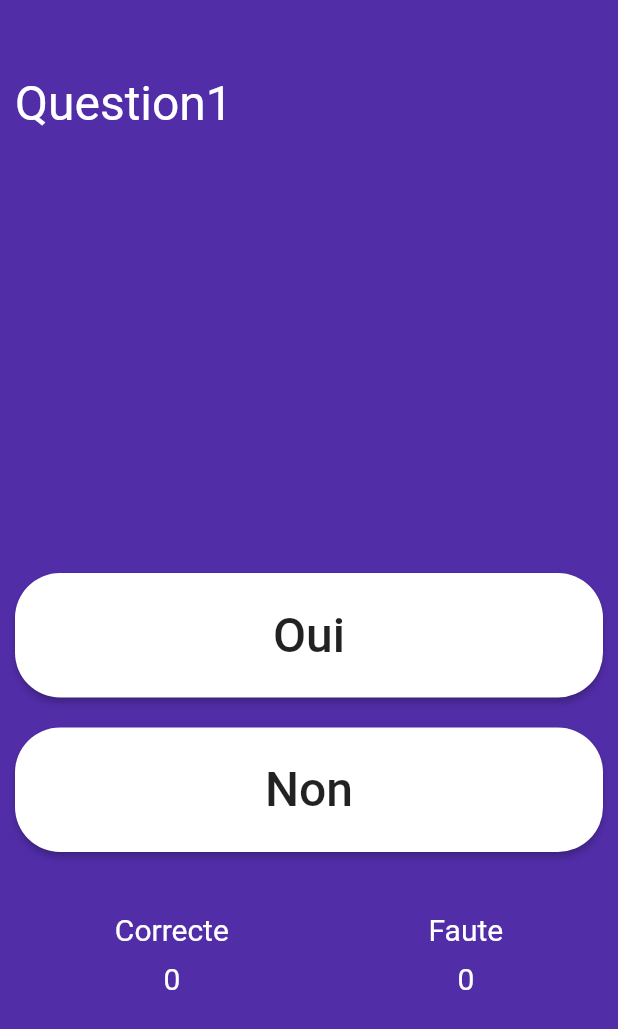
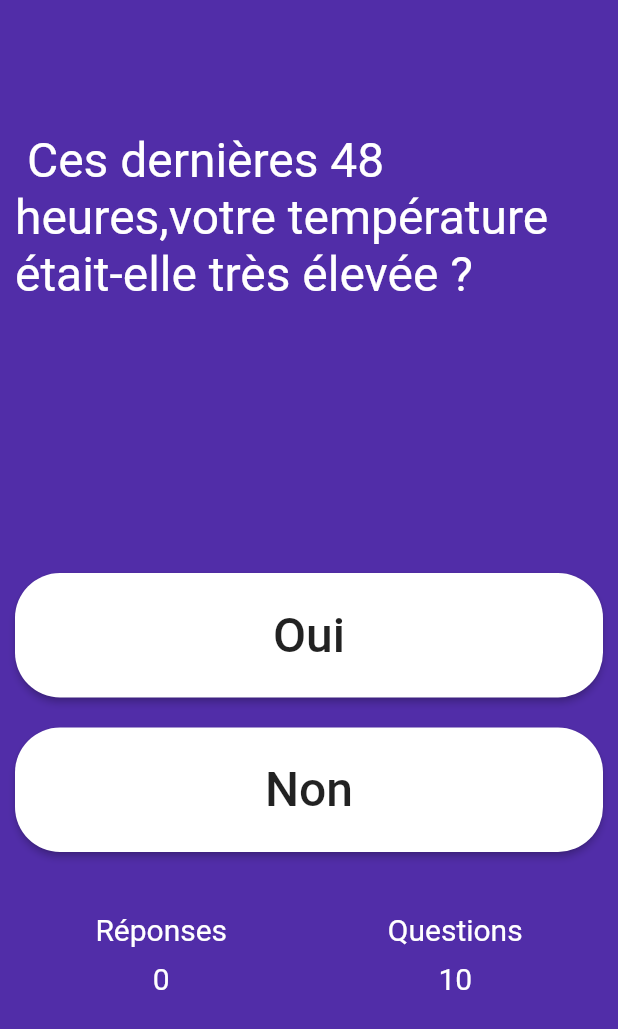
Before and after one commit to NouhailaDerbal/covid_ensa, a Flutter app: the QuizPage screen opened directly, on a phone screen of 412 x 824 dp. Shown: the top 1029 px of the screen. Run offline on Flutter 3.47's test engine with Material 2 defaults, Android fonts, the phone set to English and light mode, and no system bars; our stand-ins replace carousel_pro, charts_flutter, cloud_firestore, firebase_auth, flutter_svg and 1 more; missing offline and left inert: dart:ffi; accounts and stored records are empty; Roboto replaces fonts that are missing (Ubunto).

Commit message:
Questionnaire_firebase

```diff
--- a/lib/pages/question_page.dart
+++ b/lib/pages/question_page.dart
@@ -1,6 +1,7 @@
 import 'package:covidensa/pages/questions.dart';
 import 'package:flutter/cupertino.dart';
 import 'package:flutter/material.dart';
+import 'package:covidensa/services/database.dart';
 
 class QuestionsPage extends StatefulWidget {
   @override
@@ -9,19 +10,23 @@ class QuestionsPage extends StatefulWidget {
 
 class _QuestionsPageState extends State<QuestionsPage> {
 
+  DatabaseService db= new DatabaseService.authen();
+
   int currentQuestion = 0; // had variable howa ch7al man question jawbna 3lih l7ad ssa3a  li kibda bi 0 o kiybda ytzad
   int score = 0; // had variable howa resultat h7ta hiya kitabda bi 0 o kitbada tzad
   int correctCounter = 0; // hnya compteur li kiy7ssab ch7a man Question ss7i7a
-  int wrongCounter = 0; // hanaya compteur li kiy7ssab ch7al mman question khata2e
+  String resultat = ''; //affichage du resultat
+  int wrongCounter = 10; // hanaya compteur li kiy7ssab ch7al mman question khata2e
   bool quizCompleted = false;  // had variable dyal kintisstiw bih wach quiz sala ola nn bach manb9awch kindoro fi boucle infini
   void nextQuestion(bool answer, BuildContext context) {
     setState(() {
       if (!quizCompleted) {
+        wrongCounter--;
+        correctCounter++;
         if (questions[currentQuestion].answer == answer) {
-          correctCounter++;
           score += 1;
         } else {
-          wrongCounter++;
+
         }
       }
 
@@ -35,13 +40,22 @@ class _QuestionsPageState extends State<QuestionsPage> {
   }
 
   void showResults(BuildContext context) {
+    if(score <=2 ){
+      resultat='Votre état ne semble pas préoccupant ou ne relève probablement pas du COVID 19.';
+    }
+    if (score>=3 && score<7 ) {
+        resultat = 'Vous êtes susceptible d être infecté,continuez à appliquer les gestes barrières, surveillez la température deux fois par jour et consultez un medecin si ça continue';
+      }
+    if (score <= 10 && score >=7) {
+        resultat = 'Votre situation peut relever d’un COVID 19. Vos symptômes nécessitent une prise en charge rapide.';
+      }
     showDialog(
         context: context,
         barrierDismissible: false,
         builder: (BuildContext context) {
           return AlertDialog(
             title: Text(
-              'Fin du Quiz',
+              'Fin du diagnostique',
               style: TextStyle(fontSize: 32.0),
               textAlign: TextAlign.center,
             ),
@@ -50,29 +64,27 @@ class _QuestionsPageState extends State<QuestionsPage> {
               child: Column(
                 children: <Widget>[
                   Icon(
-                    Icons.tag_faces,
+                    Icons.ac_unit,
                     size: 52.0,
                   ),
                   SizedBox(
-                    height: 20.0,
-                  ),
-                  Text('Merci pour votre participation'),
-                  SizedBox(
                     height: 10.0,
                   ),
-                  Text(' Votre résultat est : ($score) ')
+                  Text('$resultat ')
                 ],
               ),
             ),
             actions: <Widget>[
               FlatButton(
-                child: Text('Réinitialiser'),
+                child: Text('Tester une autre fois ' 'hhhhhhhhhhh'),
                 onPressed: () {
                   setState(() {
+                  db.editUser( score);
+
                     quizCompleted = false;
                     score = 0;
                     currentQuestion = 0;
-                    wrongCounter = 0;
+                    wrongCounter = 10;
                     correctCounter = 0;
                   });
                   Navigator.of(context).pop();
@@ -144,7 +156,7 @@ class _QuestionsPageState extends State<QuestionsPage> {
               Column(
                 children: <Widget>[
                   Text(
-                    'Correcte',
+                    'Réponses',
                     style: TextStyle(
                       color: Colors.white,
                       fontSize: 20.0,
@@ -165,7 +177,7 @@ class _QuestionsPageState extends State<QuestionsPage> {
               Column(
                 children: <Widget>[
                   Text(
-                    'Faute',
+                    'Questions',
                     style: TextStyle(
                       color: Colors.white,
                       fontSize: 20.0,
--- a/lib/pages/questions.dart
+++ b/lib/pages/questions.dart
@@ -5,14 +5,14 @@
 import 'package:covidensa/pages/question.dart';
 
 List<Question> questions = [
-  Question(text: 'Question1', answer: true),
-  Question(text: 'Question2', answer: true),
-  Question(text: 'Question3', answer: true),
-  Question(text: 'Question4', answer: true),
-  Question(text: 'Question5', answer: true),
-  Question(text: 'Question6', answer: true),
-  Question(text: 'Question7', answer: true),
-  Question(text: 'Question8', answer: true),
-  Question(text: 'Question9', answer: true),
-  Question(text: 'Question10', answer: true)
+  Question(text: '\n Ces dernières 48 heures,votre température était-elle très élevée ?', answer: true),
+  Question(text: '\n Ces derniers jours, avez-vous une toux ou une augmentation de votre toux habituelle ?', answer: true),
+  Question(text: '\n Ces derniers jours, avez-vous noté une forte diminution ou perte de votre goût ou de votre odorat ?', answer: true),
+  Question(text: '\n Ces derniers jours, avez-vous eu un mal de gorge et/ou des douleurs musculaires et/ou des courbatures inhabituelles ?', answer: true),
+  Question(text: '\n Ces dernières 24 heures, avez-vous de la diarrhée ?', answer: true),
+  Question(text: '\n Ces derniers jours, avez-vous une fatigue inhabituelle ?', answer: true),
+  Question(text: '\n Cette fatigue vous oblige-t-elle à vous reposer plus de la moitié de la journée ?', answer: true),
+  Question(text: '\n Depuis 24 heures ou plus, êtes-vous dans l"impossibilité de vous alimenter ou de boire ?', answer: true),
+  Question(text: '\n Ces dernières 24 heures, avez-vous noté un manque de souffle inhabituel lorsque vous parlez ou faites un petit effort ?', answer: true),
+  Question(text: '\n Avez-vous ou avez-vous eu un cancer ces trois dernières années ?', answer: true)
 ];
--- a/lib/services/auth.dart
+++ b/lib/services/auth.dart
@@ -5,10 +5,14 @@ import 'package:covidensa/models/user.dart';
 
 class AuthService {
 
+static FirebaseUser current;
   final FirebaseAuth _auth = FirebaseAuth.instance;
+  static DatabaseService authentifi ;
+  static String idauth;
 
   //creation d'un user de type User a partir du user firebase
   User _userFromFirebaseUser(FirebaseUser user){
+    current=user;
       return user != null ? User(uid: user.uid) : null;
   }
 
@@ -23,8 +27,9 @@ class AuthService {
       AuthResult result = await _auth.createUserWithEmailAndPassword(email: email, password: password);
       FirebaseUser user = result.user;
       //association d'un document pour user qui vient d'inscrire
+      authentifi=DatabaseService(uid: user.uid);
       await DatabaseService(uid: user.uid).updateUser('omar', 'ait', 'normal', 'benslimane', 4);
-
+      idauth=user.uid;
       return _userFromFirebaseUser(user);
     } catch(e) {
       print(e.toString());
```
Also changed, not shown: lib/services/database.dart (+63 -1 lines).
